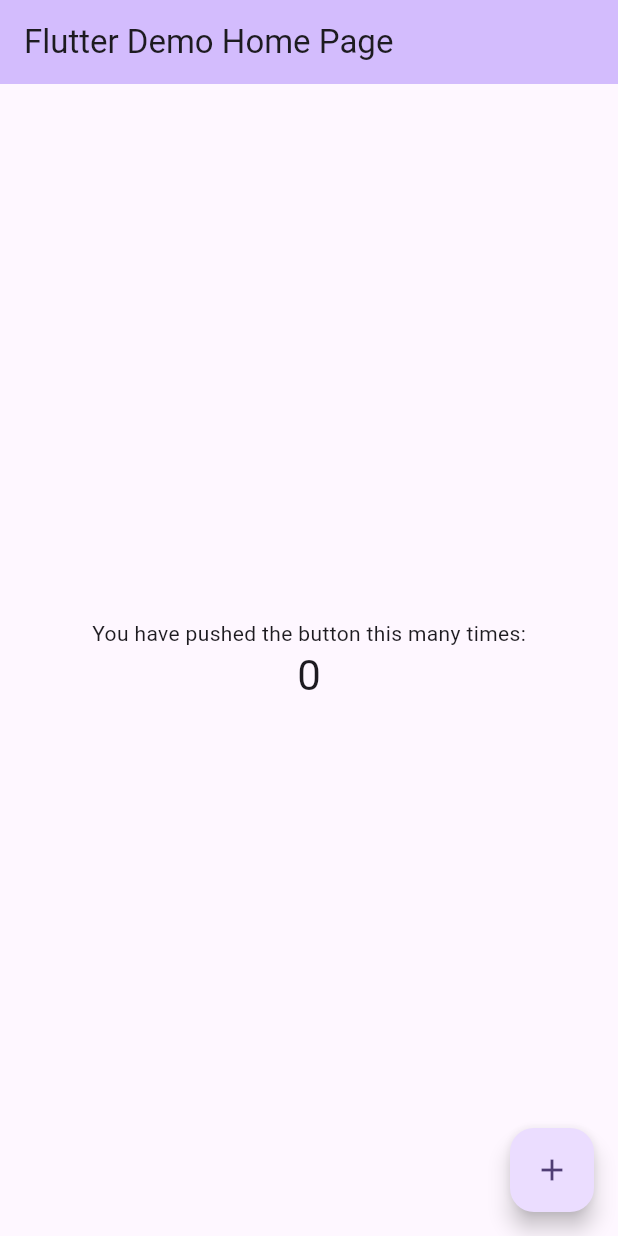
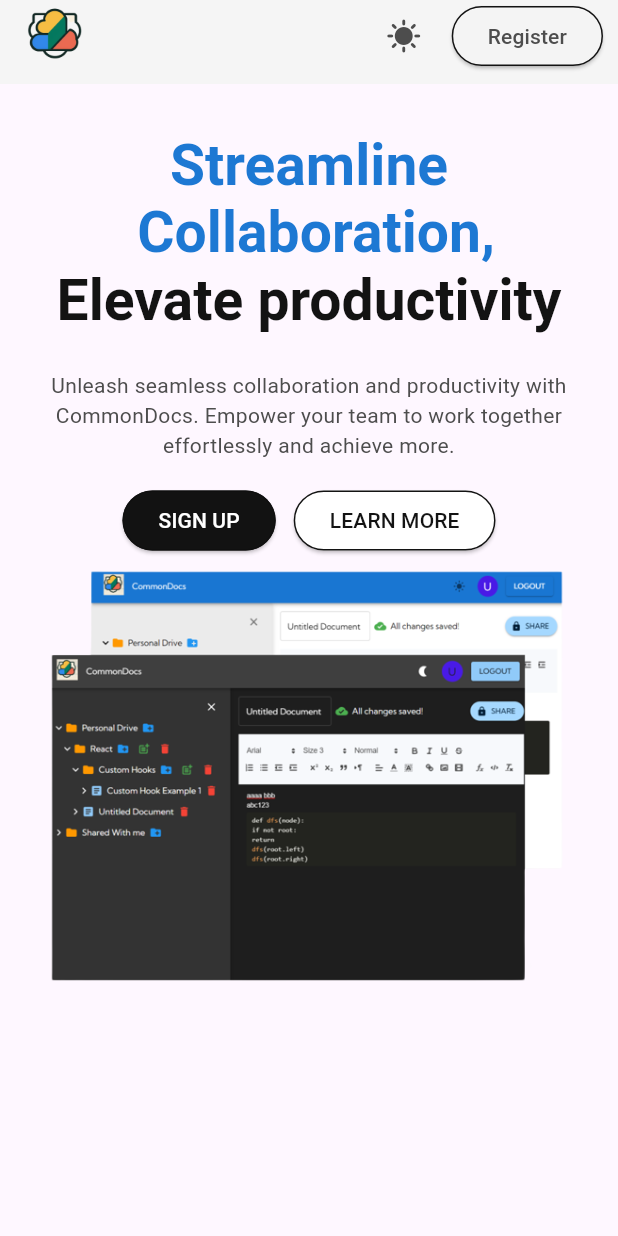
Before and after one commit to spiritoftime/flutter-commondocs, a Flutter app: the screen it shows after launch, on a phone screen of 412 x 824 dp. Run offline on Flutter 3.47's test engine with Material 3 defaults, Android fonts, the phone set to English and light mode, and no system bars.

Commit message:
make hero section

```diff
--- /dev/null
+++ b/lib/common/widgets/height_spacer.dart
@@ -0,0 +1,13 @@
+import 'package:flutter/material.dart';
+
+class HeightSpacer extends StatelessWidget {
+  final double h;
+  const HeightSpacer(this.h, {super.key});
+
+  @override
+  Widget build(BuildContext context) {
+    return SizedBox(
+      height: h,
+    );
+  }
+}
--- /dev/null
+++ b/lib/common/widgets/width_spacer.dart
@@ -0,0 +1,13 @@
+import 'package:flutter/material.dart';
+
+class WidthSpacer extends StatelessWidget {
+  final double w;
+  const WidthSpacer(this.w, {super.key});
+
+  @override
+  Widget build(BuildContext context) {
+    return SizedBox(
+      width: w,
+    );
+  }
+}
--- /dev/null
+++ b/lib/features/landing_page/page/landing_page.dart
@@ -0,0 +1,76 @@
+import 'package:commondocs/common/widgets/width_spacer.dart';
+import 'package:commondocs/features/landing_page/widgets/hero_page.dart';
+import 'package:flutter/material.dart';
+
+class LandingPage extends StatelessWidget {
+  LandingPage({super.key});
+  final List<Widget> _pages = [const HeroPage()];
+  @override
+  Widget build(BuildContext context) {
+    return Scaffold(
+      body: CustomScrollView(
+        slivers: [
+          SliverAppBar(
+            pinned: true,
+            flexibleSpace: FlexibleSpaceBar(
+              background: Container(
+                decoration: const BoxDecoration(
+                  color: Color(0xfbf5f5f5),
+                ),
+              ),
+              titlePadding: EdgeInsets.zero,
+              title: Padding(
+                padding: const EdgeInsets.only(bottom: 8.0),
+                child: Row(
+                  crossAxisAlignment: CrossAxisAlignment.center,
+                  children: [
+                    GestureDetector(
+                      onTap: () {},
+                      child: Image.asset(
+                        'assets/google_docs_logo.png',
+                        height: 40,
+                      ),
+                    ),
+                    const Spacer(),
+                    const Icon(
+                      Icons.sunny,
+                      color: Color(0xfb4a4a4a),
+                    ),
+                    const WidthSpacer(20),
+                    Padding(
+                      padding: const EdgeInsets.only(right: 10.0),
+                      child: ElevatedButton(
+                        style: ElevatedButton.styleFrom(
+                          side: const BorderSide(
+                            color: Color(0xfb0f0f0f),
+                            width: 1,
+                          ),
+                          backgroundColor: const Color(0xfbf5f5f5),
+                          shape: RoundedRectangleBorder(
+                            borderRadius: BorderRadius.circular(32.0),
+                          ),
+                        ),
+                        onPressed: () {},
+                        child: const Text(
+                          'Register',
+                          style: TextStyle(
+                            color: Color(0xfb4a4a4a),
+                          ),
+                        ),
+                      ),
+                    ),
+                  ],
+                ),
+              ),
+            ),
+          ),
+          SliverList(
+            delegate: SliverChildBuilderDelegate((builder, index) {
+              return _pages[index];
+            }, childCount: _pages.length),
+          ),
+        ],
+      ),
+    );
+  }
+}
--- /dev/null
+++ b/lib/features/landing_page/widgets/hero_page.dart
@@ -0,0 +1,97 @@
+import 'package:commondocs/common/widgets/height_spacer.dart';
+import 'package:commondocs/common/widgets/width_spacer.dart';
+import 'package:flutter/material.dart';
+
+class HeroPage extends StatelessWidget {
+  const HeroPage({super.key});
+
+  @override
+  Widget build(BuildContext context) {
+    return Container(
+      padding: const EdgeInsets.all(32),
+      width: MediaQuery.of(context).size.width,
+      height: MediaQuery.of(context).size.height,
+      child: Column(
+        children: [
+          RichText(
+            textAlign: TextAlign.center,
+            text: const TextSpan(
+              text: 'Streamline\n Collaboration,\n',
+              style: TextStyle(
+                fontSize: 38,
+                fontWeight: FontWeight.bold,
+                color: Color(0xfb1976d2),
+              ),
+              children: <TextSpan>[
+                TextSpan(
+                  text: 'Elevate productivity',
+                  style: TextStyle(
+                    fontWeight: FontWeight.bold,
+                    color: Color(0xfb0f0f0f),
+                  ),
+                ),
+              ],
+            ),
+          ),
+          const HeightSpacer(24),
+          const Text(
+              textAlign: TextAlign.center,
+              style: TextStyle(color: Color(0xfb4a4a4a)),
+              'Unleash seamless collaboration and productivity with CommonDocs. Empower your team to work together effortlessly and achieve more.'),
+          const HeightSpacer(8),
+          Padding(
+            padding: const EdgeInsets.all(8.0),
+            child: Row(
+              mainAxisAlignment: MainAxisAlignment.center,
+              children: [
+                ElevatedButton(
+                  style: ElevatedButton.styleFrom(
+                    side: const BorderSide(
+                      color: Color(0xfb0f0f0f),
+                      width: 1,
+                    ),
+                    backgroundColor: const Color(0xfb0f0f0f),
+                    shape: RoundedRectangleBorder(
+                      borderRadius: BorderRadius.circular(32.0),
+                    ),
+                  ),
+                  onPressed: () {},
+                  child: const Text(
+                    'SIGN UP',
+                    style: TextStyle(
+                      color: Colors.white,
+                    ),
+                  ),
+                ),
+                const WidthSpacer(12),
+                ElevatedButton(
+                  style: ElevatedButton.styleFrom(
+                    side: const BorderSide(
+                      color: Color(0xfb0f0f0f),
+                      width: 1,
+                    ),
+                    backgroundColor: Colors.white,
+                    shape: RoundedRectangleBorder(
+                      borderRadius: BorderRadius.circular(32.0),
+                    ),
+                  ),
+                  onPressed: () {},
+                  child: const Text(
+                    'LEARN MORE',
+                    style: TextStyle(
+                      color: Color(0xfb0f0f0f),
+                    ),
+                  ),
+                ),
+              ],
+            ),
+          ),
+          Image.asset(
+            'assets/edit-page.png',
+            width: MediaQuery.of(context).size.width,
+          )
+        ],
+      ),
+    );
+  }
+}
--- a/lib/main.dart
+++ b/lib/main.dart
@@ -1,3 +1,4 @@
+import 'package:commondocs/features/landing_page/page/landing_page.dart';
 import 'package:flutter/material.dart';
 
 void main() {
@@ -12,114 +13,12 @@
   Widget build(BuildContext context) {
     return MaterialApp(
       title: 'Flutter Demo',
+      debugShowCheckedModeBanner: false,
       theme: ThemeData(
-        // This is the theme of your application.
-        //
-        // TRY THIS: Try running your application with "flutter run". You'll see
-        // the application has a purple toolbar. Then, without quitting the app,
-        // try changing the seedColor in the colorScheme below to Colors.green
-        // and then invoke "hot reload" (save your changes or press the "hot
-        // reload" button in a Flutter-supported IDE, or press "r" if you used
-        // the command line to start the app).
-        //
-        // Notice that the counter didn't reset back to zero; the application
-        // state is not lost during the reload. To reset the state, use hot
-        // restart instead.
-        //
-        // This works for code too, not just values: Most code changes can be
-        // tested with just a hot reload.
         colorScheme: ColorScheme.fromSeed(seedColor: Colors.deepPurple),
         useMaterial3: true,
       ),
-      home: const MyHomePage(title: 'Flutter Demo Home Page'),
+      home: LandingPage(),
     );
   }
 }
-
-class MyHomePage extends StatefulWidget {
-  const MyHomePage({super.key, required this.title});
-
-  // This widget is the home page of your application. It is stateful, meaning
-  // that it has a State object (defined below) that contains fields that affect
-  // how it looks.
-
-  // This class is the configuration for the state. It holds the values (in this
-  // case the title) provided by the parent (in this case the App widget) and
-  // used by the build method of the State. Fields in a Widget subclass are
-  // always marked "final".
-
-  final String title;
-
-  @override
-  State<MyHomePage> createState() => _MyHomePageState();
-}
-
-class _MyHomePageState extends State<MyHomePage> {
-  int _counter = 0;
-
-  void _incrementCounter() {
-    setState(() {
-      // This call to setState tells the Flutter framework that something has
-      // changed in this State, which causes it to rerun the build method below
-      // so that the display can reflect the updated values. If we changed
-      // _counter without calling setState(), then the build method would not be
-      // called again, and so nothing would appear to happen.
-      _counter++;
-    });
-  }
-
-  @override
-  Widget build(BuildContext context) {
-    // This method is rerun every time setState is called, for instance as done
-    // by the _incrementCounter method above.
-    //
-    // The Flutter framework has been optimized to make rerunning build methods
-    // fast, so that you can just rebuild anything that needs updating rather
-    // than having to individually change instances of widgets.
-    return Scaffold(
-      appBar: AppBar(
-        // TRY THIS: Try changing the color here to a specific color (to
-        // Colors.amber, perhaps?) and trigger a hot reload to see the AppBar
-        // change color while the other colors stay the same.
-        backgroundColor: Theme.of(context).colorScheme.inversePrimary,
-        // Here we take the value from the MyHomePage object that was created by
-        // the App.build method, and use it to set our appbar title.
-        title: Text(widget.title),
-      ),
-      body: Center(
-        // Center is a layout widget. It takes a single child and positions it
-        // in the middle of the parent.
-        child: Column(
-          // Column is also a layout widget. It takes a list of children and
-          // arranges them vertically. By default, it sizes itself to fit its
-          // children horizontally, and tries to be as tall as its parent.
-          //
-          // Column has various properties to control how it sizes itself and
-          // how it positions its children. Here we use mainAxisAlignment to
-          // center the children vertically; the main axis here is the vertical
-          // axis because Columns are vertical (the cross axis would be
-          // horizontal).
-          //
-          // TRY THIS: Invoke "debug painting" (choose the "Toggle Debug Paint"
-          // action in the IDE, or press "p" in the console), to see the
-          // wireframe for each widget.
-          mainAxisAlignment: MainAxisAlignment.center,
-          children: <Widget>[
-            const Text(
-              'You have pushed the button this many times:',
-            ),
-            Text(
-              '$_counter',
-              style: Theme.of(context).textTheme.headlineMedium,
-            ),
-          ],
-        ),
-      ),
-      floatingActionButton: FloatingActionButton(
-        onPressed: _incrementCounter,
-        tooltip: 'Increment',
-        child: const Icon(Icons.add),
-      ), // This trailing comma makes auto-formatting nicer for build methods.
-    );
-  }
-}
```
Also changed, not shown: pubspec.yaml (+4 -6 lines), assets/edit-page.png (renamed from assets/image-removebg-preview.png).
